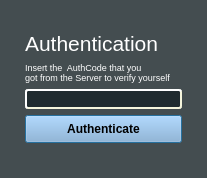
First picture: the form in authenticate.ui, repository Tyrox92/Gw2SPECS, before the edit.
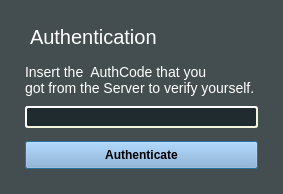
Second picture: the form after the edit.

Patch:
```diff
--- a/authenticate.ui
+++ b/authenticate.ui
@@ -6,8 +6,8 @@
    <rect>
     <x>0</x>
     <y>0</y>
-    <width>207</width>
-    <height>178</height>
+    <width>283</width>
+    <height>194</height>
    </rect>
   </property>
   <property name="windowTitle">
@@ -40,10 +40,13 @@
    <property name="bottomMargin">
     <number>25</number>
    </property>
-   <property name="spacing">
+   <property name="horizontalSpacing">
     <number>0</number>
    </property>
-   <item row="3" column="0">
+   <property name="verticalSpacing">
+    <number>10</number>
+   </property>
+   <item row="3" column="0" alignment="Qt::AlignTop">
     <widget class="QLineEdit" name="authCode">
      <property name="sizePolicy">
       <sizepolicy hsizetype="Minimum" vsizetype="Fixed">
@@ -51,6 +54,12 @@
        <verstretch>0</verstretch>
       </sizepolicy>
      </property>
+     <property name="styleSheet">
+      <string notr="true">color:white;font-size:14px;</string>
+     </property>
+     <property name="maxLength">
+      <number>5</number>
+     </property>
     </widget>
    </item>
    <item row="1" column="0">
@@ -61,13 +70,8 @@
        <verstretch>0</verstretch>
       </sizepolicy>
      </property>
-     <property name="font">
-      <font>
-       <pointsize>16</pointsize>
-      </font>
-     </property>
      <property name="styleSheet">
-      <string notr="true"/>
+      <string notr="true">color:white;font-size:20px;margin:0px 0px 5px -5px</string>
      </property>
      <property name="text">
       <string>Authentication</string>
@@ -102,14 +106,12 @@
        <verstretch>0</verstretch>
       </sizepolicy>
      </property>
-     <property name="font">
-      <font>
-       <pointsize>7</pointsize>
-      </font>
+     <property name="styleSheet">
+      <string notr="true">color:white;font-size:14px;</string>
      </property>
      <property name="text">
       <string>Insert the  AuthCode that you
-got from the Server to verify yourself</string>
+got from the Server to verify yourself.</string>
      </property>
     </widget>
    </item>
```
